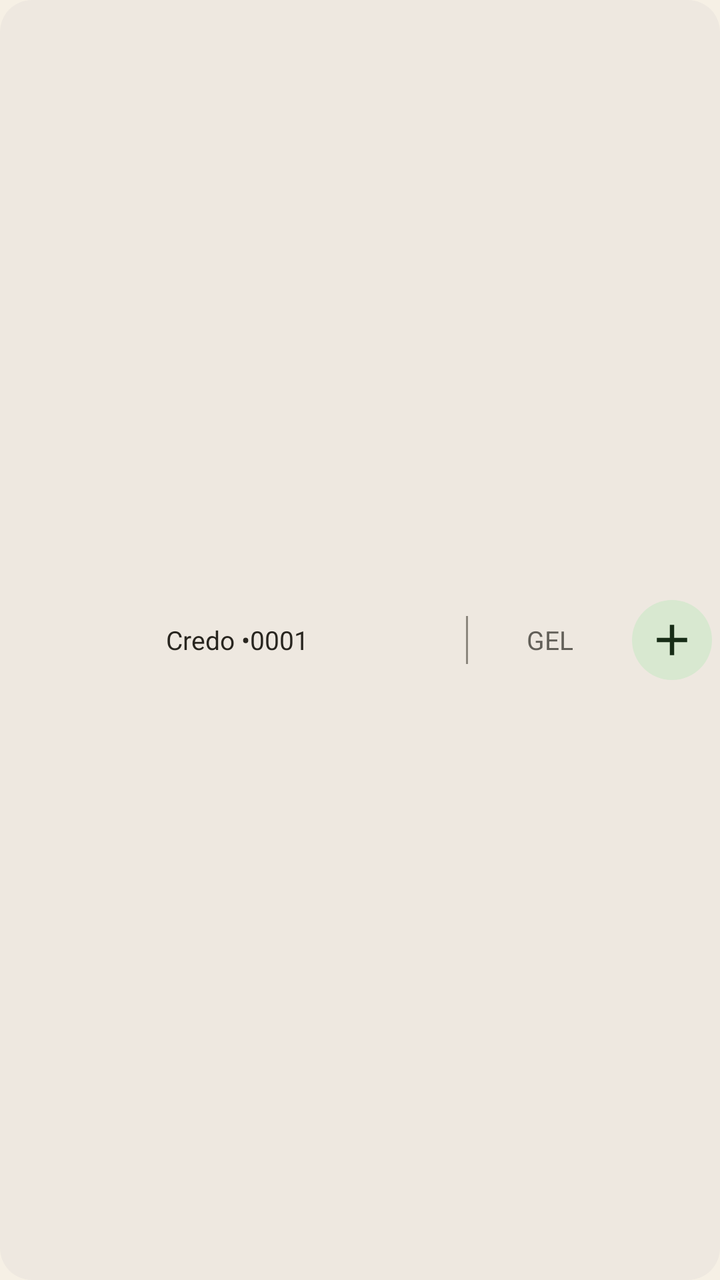
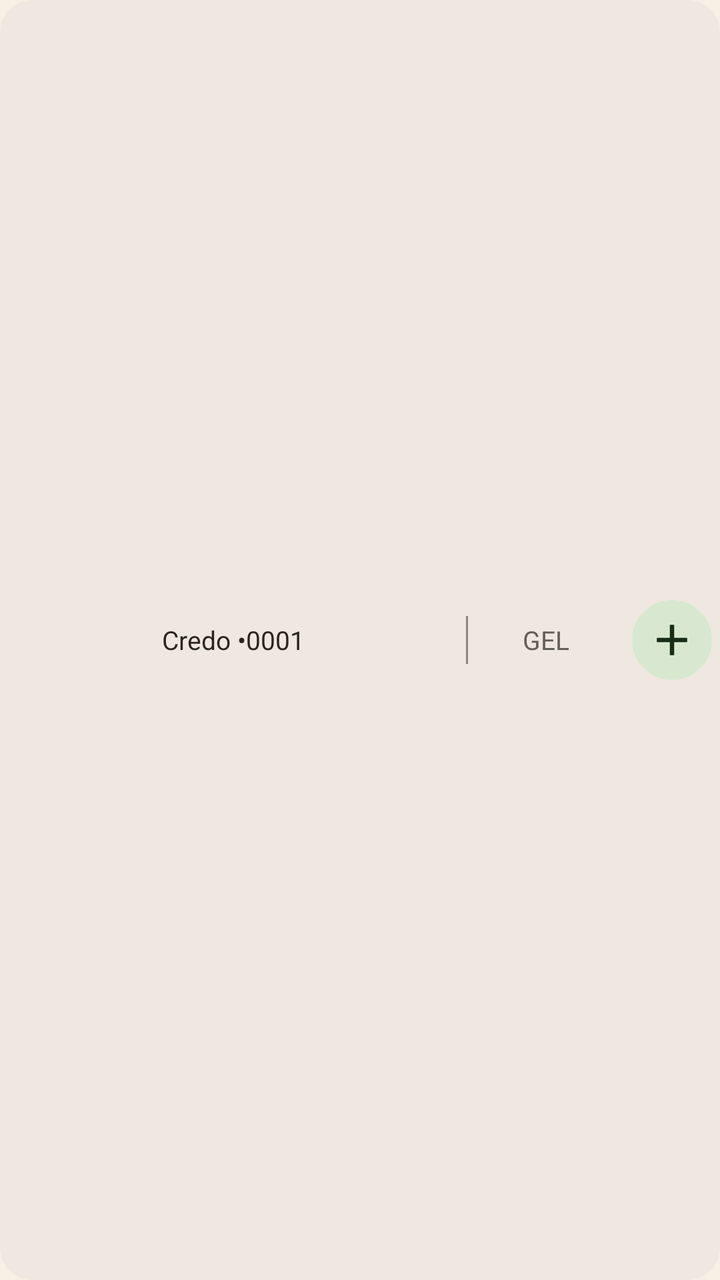

Before-and-after screenshots of an Android layout around one commit, followed by the original layout XML and the change that was made.
<!-- AndroidManifest.xml: application theme Theme.Whfin -->
<!-- res/layout/widget_preview_4.xml -->
<?xml version="1.0" encoding="utf-8"?>
<LinearLayout xmlns:android="http://schemas.android.com/apk/res/android"
    xmlns:tools="http://schemas.android.com/tools"
    android:layout_width="match_parent"
    android:layout_height="48dp"
    android:background="@drawable/widget_preview_surface"
    android:gravity="center_vertical"
    android:orientation="horizontal">

    <TextView
        android:layout_width="0dp"
        android:layout_height="match_parent"
        android:layout_weight="1"
        android:gravity="center"
        android:maxLines="1"
        android:paddingStart="10dp"
        android:paddingEnd="6dp"
        android:text="@string/widget_preview_card"
        android:textColor="@color/widget_preview_on_background"
        android:textSize="13sp" />

    <TextView android:layout_width="1dp" android:layout_height="24dp" android:background="@color/widget_preview_outline" />

    <TextView
        android:layout_width="78dp"
        android:layout_height="match_parent"
        android:gravity="center"
        android:paddingStart="10dp"
        android:paddingEnd="6dp"
        android:text="GEL"
        android:textColor="@color/widget_preview_secondary_text"
        android:textSize="13sp" />

    <FrameLayout
        android:layout_width="48dp"
        android:layout_height="48dp">

        <FrameLayout
            android:layout_width="40dp"
            android:layout_height="40dp"
            android:layout_gravity="center"
            android:background="@drawable/widget_preview_add">

            <ImageView
                android:layout_width="26dp"
                android:layout_height="26dp"
                android:layout_gravity="center"
                android:contentDescription="@null"
            android:src="@drawable/ic_widget_add"
            android:tint="@color/widget_preview_on_action"
            tools:ignore="UseAppTint" />
        </FrameLayout>
    </FrameLayout>
</LinearLayout>
<!-- resources referenced by this layout -->
<resources>
  <color name="widget_preview_on_action">#182D17</color>
  <color name="widget_preview_on_background">#28251F</color>
  <color name="widget_preview_outline">#8B867D</color>
  <color name="widget_preview_secondary_text">#625F58</color>
  <!-- drawable ic_widget_add (drawable) -->
  <vector xmlns:android="http://schemas.android.com/apk/res/android"
      android:width="24dp"
      android:height="24dp"
      android:viewportWidth="24"
      android:viewportHeight="24">
      <path
          android:fillColor="#FFFFFFFF"
          android:pathData="M11,5h2v6h6v2h-6v6h-2v-6H5v-2h6z" />
  </vector>
  <!-- drawable widget_preview_add (drawable) -->
  <?xml version="1.0" encoding="utf-8"?>
  <shape xmlns:android="http://schemas.android.com/apk/res/android" android:shape="rectangle">
      <solid android:color="@color/widget_preview_action" />
      <corners android:radius="23dp" />
  </shape>
  <!-- drawable widget_preview_surface (drawable) -->
  <?xml version="1.0" encoding="utf-8"?>
  <shape xmlns:android="http://schemas.android.com/apk/res/android" android:shape="rectangle">
      <solid android:color="@color/widget_preview_background" />
      <corners android:radius="16dp" />
  </shape>
  <string name="widget_preview_card">Credo •0001</string>
  <style name="Theme.Whfin" parent="android:Theme.Material.Light.NoActionBar">
          <item name="android:windowLayoutInDisplayCutoutMode">shortEdges</item>
          <item name="android:windowBackground">@color/launch_background</item>
      </style>
  <color name="widget_preview_action">#D8E8D0</color>
  <color name="widget_preview_background">#EEE8E0</color>
  <color name="launch_background">#F6F0E5</color>
</resources>

<!-- the commit's change to res/layout/widget_preview_4.xml (unified diff, before → after) -->
@@ -13,8 +13,8 @@
         android:layout_weight="1"
         android:gravity="center"
         android:maxLines="1"
-        android:paddingStart="10dp"
-        android:paddingEnd="6dp"
+        android:paddingStart="8dp"
+        android:paddingEnd="8dp"
         android:text="@string/widget_preview_card"
         android:textColor="@color/widget_preview_on_background"
         android:textSize="13sp" />
@@ -25,8 +25,8 @@
         android:layout_width="78dp"
         android:layout_height="match_parent"
         android:gravity="center"
-        android:paddingStart="10dp"
-        android:paddingEnd="6dp"
+        android:paddingStart="8dp"
+        android:paddingEnd="8dp"
         android:text="GEL"
         android:textColor="@color/widget_preview_secondary_text"
         android:textSize="13sp" />
